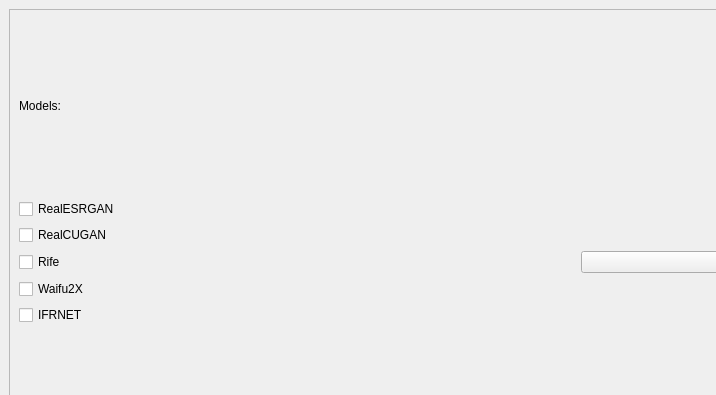
Before: the Qt Designer form src/getModels/SelectAI.ui in TNTwise/REAL-Video-Enhancer, drawn with Qt 5; both pictures show x 0 to 716 and y 0 to 395 of the 1155 by 645 pixel window.
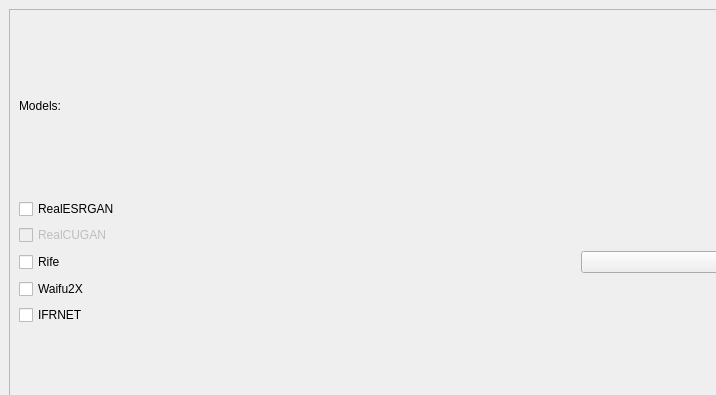
After: the same form once the commit is applied.

Diff of the .ui file:
```diff
--- a/src/getModels/SelectAI.ui
+++ b/src/getModels/SelectAI.ui
@@ -92,7 +92,7 @@
          <item row="3" column="0">
           <widget class="QCheckBox" name="RealCUGANCheckBox">
            <property name="enabled">
-            <bool>true</bool>
+            <bool>false</bool>
            </property>
            <property name="text">
             <string>RealCUGAN</string>
```
